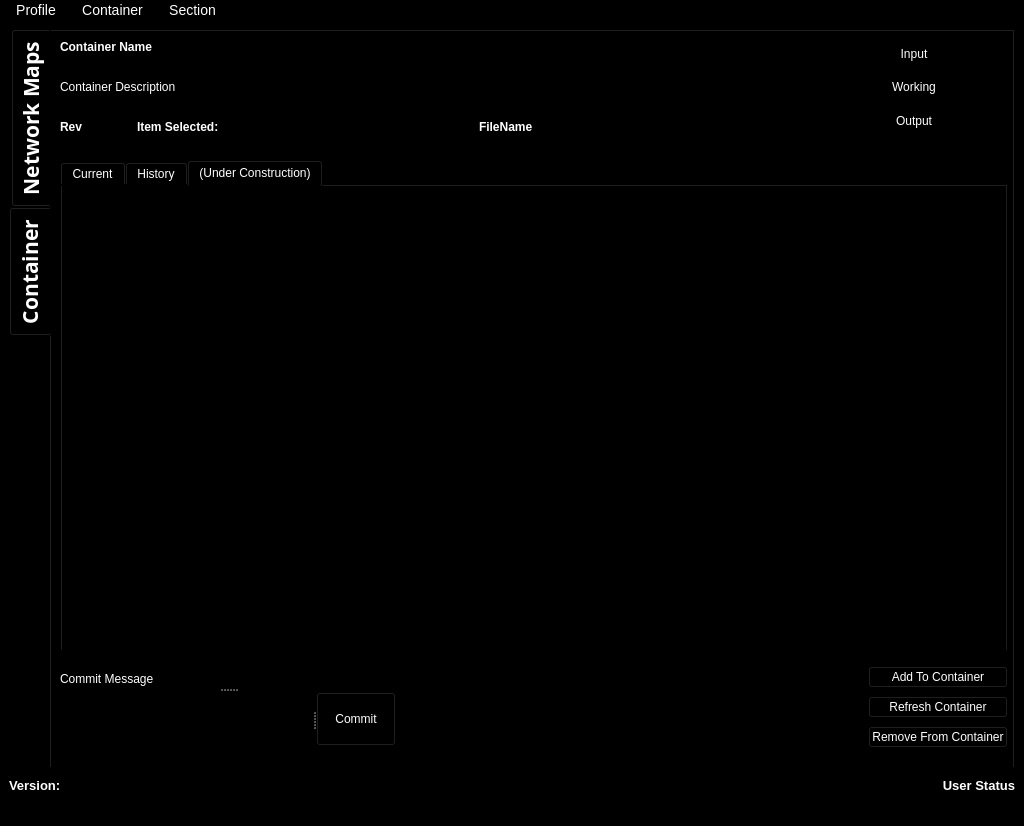
This is Graphics/UI/SagaGui.ui in inexplicable01/saga as Qt 5 draws it before an edit. The edited form follows.
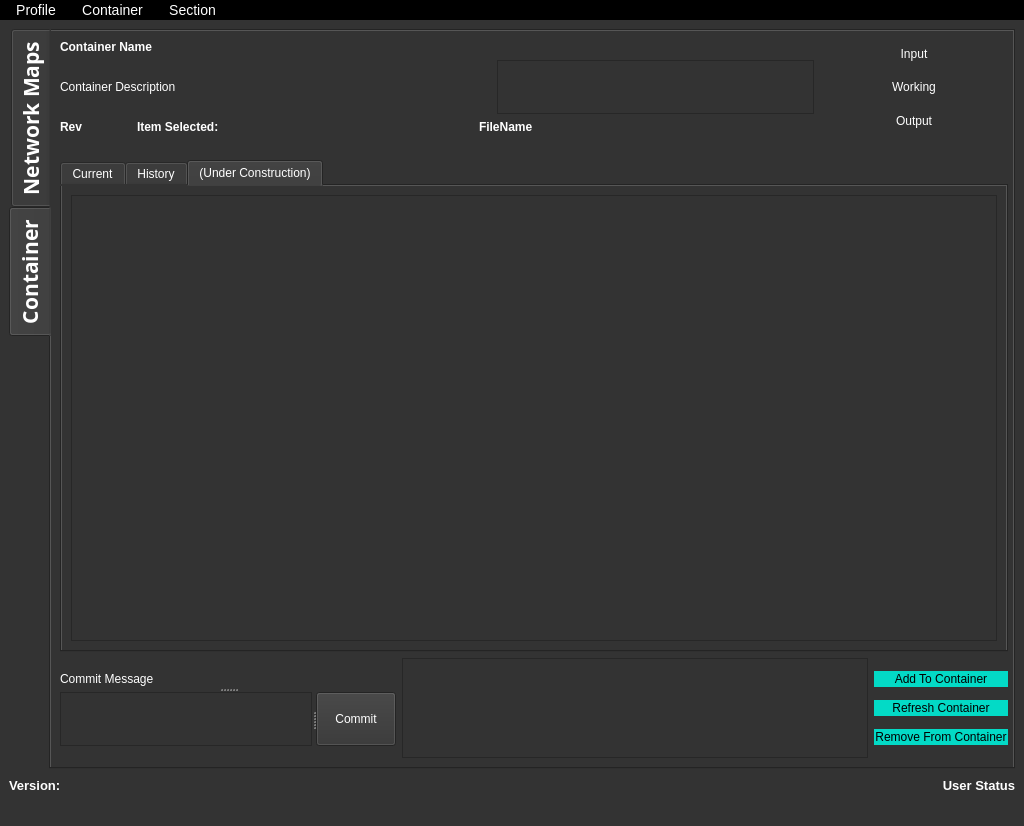
This is the edited form. The open tabs and pages were chosen to show the change. Icons and pictures are not drawn.

```diff
--- a/Graphics/UI/SagaGui.ui
+++ b/Graphics/UI/SagaGui.ui
@@ -26,7 +26,7 @@
   </property>
   <property name="styleSheet">
    <string notr="true">QWidget
-{	background-color: black;
+{	background-color: #333333;
 	color: white;
 }</string>
   </property>
@@ -42,10 +42,6 @@
    </property>
    <property name="styleSheet">
     <string notr="true">QMainWindow
-{
-	background-color: black
-
-}
 
 
 
@@ -510,6 +506,19 @@
                   <height>16777215</height>
                  </size>
                 </property>
+                <property name="styleSheet">
+                 <string notr="true">QPushButton::disabled {
+    background-color: #C2C7CB;
+    border: 0px solid #C2C7CB;
+    color:black
+}
+
+QPushButton::enabled {
+    background-color: #03DAC6;
+    border: 1px solid #03DAC6;
+    color:black
+}</string>
+                </property>
                 <property name="text">
                  <string>Add To Container</string>
                 </property>
@@ -523,6 +532,19 @@
                   <height>16777215</height>
                  </size>
                 </property>
+                <property name="styleSheet">
+                 <string notr="true">QPushButton::disabled {
+    background-color: #C2C7CB;
+    border: 0px solid #C2C7CB;
+    color:black
+}
+
+QPushButton::enabled {
+    background-color: #03DAC6;
+    border: 1px solid #03DAC6;
+    color:black
+}</string>
+                </property>
                 <property name="text">
                  <string>Refresh Container</string>
                 </property>
@@ -536,6 +558,19 @@
                   <height>16777215</height>
                  </size>
                 </property>
+                <property name="styleSheet">
+                 <string notr="true">QPushButton::disabled {
+    background-color: #C2C7CB;
+    border: 0px solid #C2C7CB;
+    color:black
+}
+
+QPushButton::enabled {
+    background-color: #03DAC6;
+    border: 1px solid #03DAC6;
+    color:black
+}</string>
+                </property>
                 <property name="text">
                  <string>Remove From Container</string>
                 </property>
```
Left out of the diff: 6 changed lines with no effect on the pictures.
